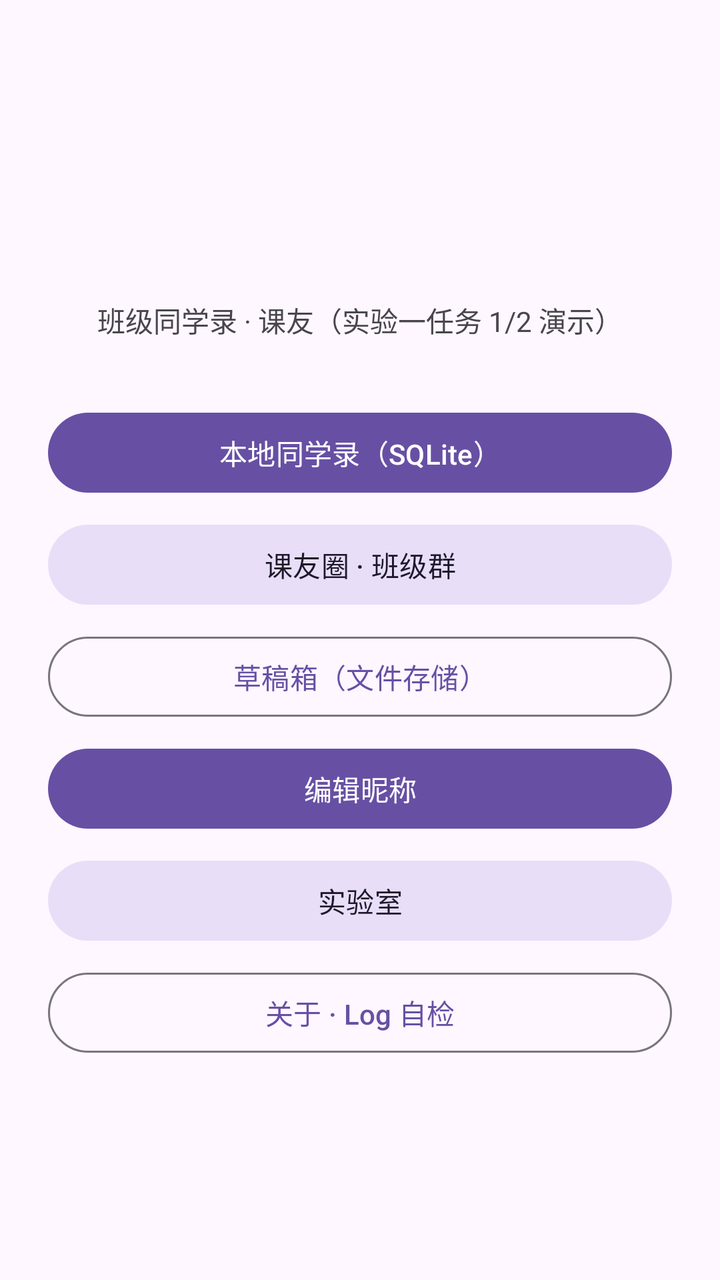
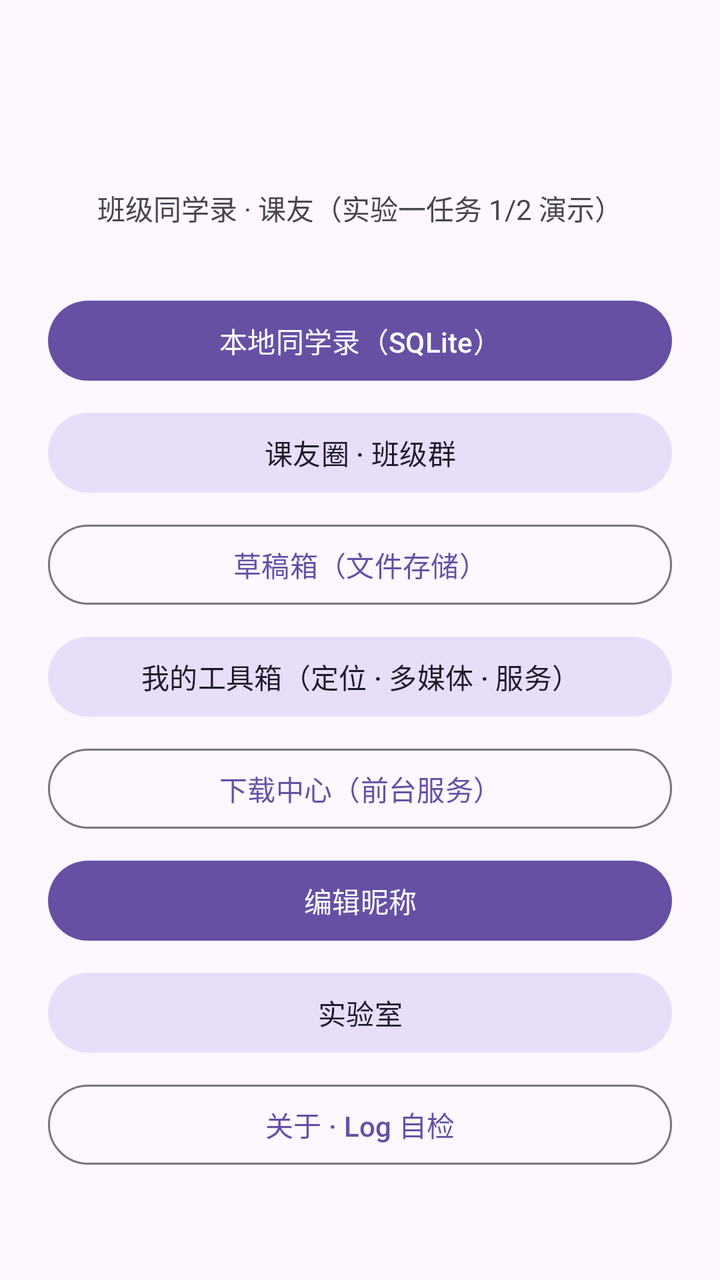

Two renders of the same Android screen: before a commit and after it. Below are the layout's source before the change and the commit's diff.
<!-- AndroidManifest.xml: application theme Theme.Keyou -->
<!-- res/layout/activity_main.xml -->
<?xml version="1.0" encoding="utf-8"?>
<LinearLayout xmlns:android="http://schemas.android.com/apk/res/android"
    android:layout_width="match_parent"
    android:layout_height="match_parent"
    android:orientation="vertical"
    android:gravity="center"
    android:padding="24dp">

    
    <TextView
        android:id="@+id/tv_net_banner"
        android:layout_width="match_parent"
        android:layout_height="wrap_content"
        android:padding="10dp"
        android:gravity="center"
        android:background="@color/md_secondary_container"
        android:textColor="@color/md_on_secondary_container"
        android:visibility="gone"
        android:layout_marginBottom="8dp" />

    <TextView
        android:id="@+id/tv_welcome"
        android:layout_width="wrap_content"
        android:layout_height="wrap_content"
        android:textSize="24sp"
        android:textStyle="bold"
        android:layout_marginBottom="8dp" />

    <TextView
        android:id="@+id/tv_hello"
        android:layout_width="wrap_content"
        android:layout_height="wrap_content"
        android:text="@string/main_subtitle"
        android:textSize="14sp"
        android:layout_marginBottom="32dp" />

    <Button
        android:id="@+id/btn_contacts"
        android:layout_width="match_parent"
        android:layout_height="wrap_content"
        android:text="@string/contact_list_title" />

    <Button
        android:id="@+id/btn_chat"
        style="@style/Widget.Material3.Button.TonalButton"
        android:layout_width="match_parent"
        android:layout_height="wrap_content"
        android:text="@string/chat_title"
        android:layout_marginTop="8dp" />

    <Button
        android:id="@+id/btn_draft"
        style="@style/Widget.Material3.Button.OutlinedButton"
        android:layout_width="match_parent"
        android:layout_height="wrap_content"
        android:text="@string/draft_title"
        android:layout_marginTop="8dp" />

    <Button
        android:id="@+id/btn_edit_nickname"
        android:layout_width="match_parent"
        android:layout_height="wrap_content"
        android:text="@string/edit_nickname_title"
        android:layout_marginTop="8dp" />

    <Button
        android:id="@+id/btn_lab"
        style="@style/Widget.Material3.Button.TonalButton"
        android:layout_width="match_parent"
        android:layout_height="wrap_content"
        android:text="@string/lab_title"
        android:layout_marginTop="8dp" />

    <Button
        android:id="@+id/btn_about"
        style="@style/Widget.Material3.Button.OutlinedButton"
        android:layout_width="match_parent"
        android:layout_height="wrap_content"
        android:text="@string/about_title"
        android:layout_marginTop="8dp" />

</LinearLayout>
<!-- resources referenced by this layout -->
<resources>
  <color name="md_on_secondary_container">#1D192B</color>
  <color name="md_secondary_container">#E8DEF8</color>
  <string name="about_title">关于 · Log 自检</string>
  <string name="chat_title">课友圈 · 班级群</string>
  <string name="contact_list_title">本地同学录（SQLite）</string>
  <string name="draft_title">草稿箱（文件存储）</string>
  <string name="edit_nickname_title">编辑昵称</string>
  <string name="lab_title">实验室</string>
  <string name="main_subtitle">班级同学录 · 课友（实验一任务 1/2 演示）</string>
  <style name="Theme.Keyou" parent="Theme.Material3.DayNight.NoActionBar" />
</resources>

<!-- the commit's change to res/layout/activity_main.xml (unified diff, before → after) -->
@@ -57,6 +57,22 @@
         android:layout_marginTop="8dp" />
 
     <Button
+        android:id="@+id/btn_tools"
+        style="@style/Widget.Material3.Button.TonalButton"
+        android:layout_width="match_parent"
+        android:layout_height="wrap_content"
+        android:text="@string/tools_title"
+        android:layout_marginTop="8dp" />
+
+    <Button
+        android:id="@+id/btn_download"
+        style="@style/Widget.Material3.Button.OutlinedButton"
+        android:layout_width="match_parent"
+        android:layout_height="wrap_content"
+        android:text="@string/download_title"
+        android:layout_marginTop="8dp" />
+
+    <Button
         android:id="@+id/btn_edit_nickname"
         android:layout_width="match_parent"
         android:layout_height="wrap_content"
<!-- resource entries referenced after the edit -->
@@ -5,10 +5,12 @@
   <string name="about_title">关于 · Log 自检</string>
   <string name="chat_title">课友圈 · 班级群</string>
   <string name="contact_list_title">本地同学录（SQLite）</string>
+  <string name="download_title">下载中心（前台服务）</string>
   <string name="draft_title">草稿箱（文件存储）</string>
   <string name="edit_nickname_title">编辑昵称</string>
   <string name="lab_title">实验室</string>
   <string name="main_subtitle">班级同学录 · 课友（实验一任务 1/2 演示）</string>
+  <string name="tools_title">我的工具箱（定位 · 多媒体 · 服务）</string>
   <style name="Theme.Keyou" parent="Theme.Material3.DayNight.NoActionBar" />
 </resources>
 
